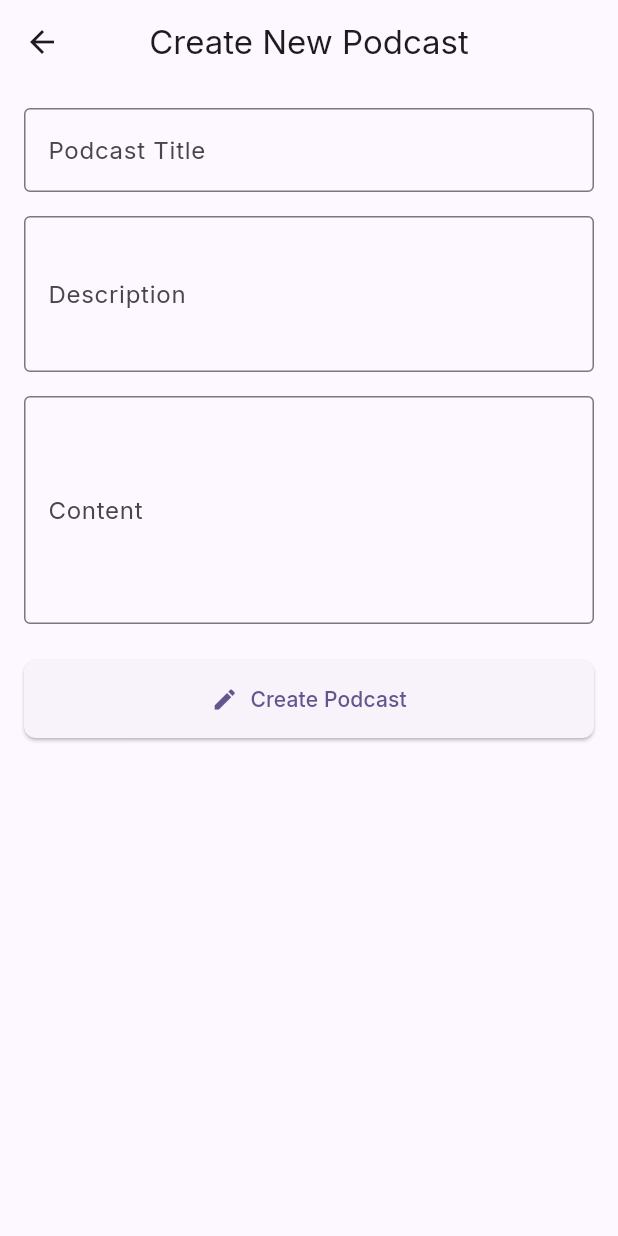
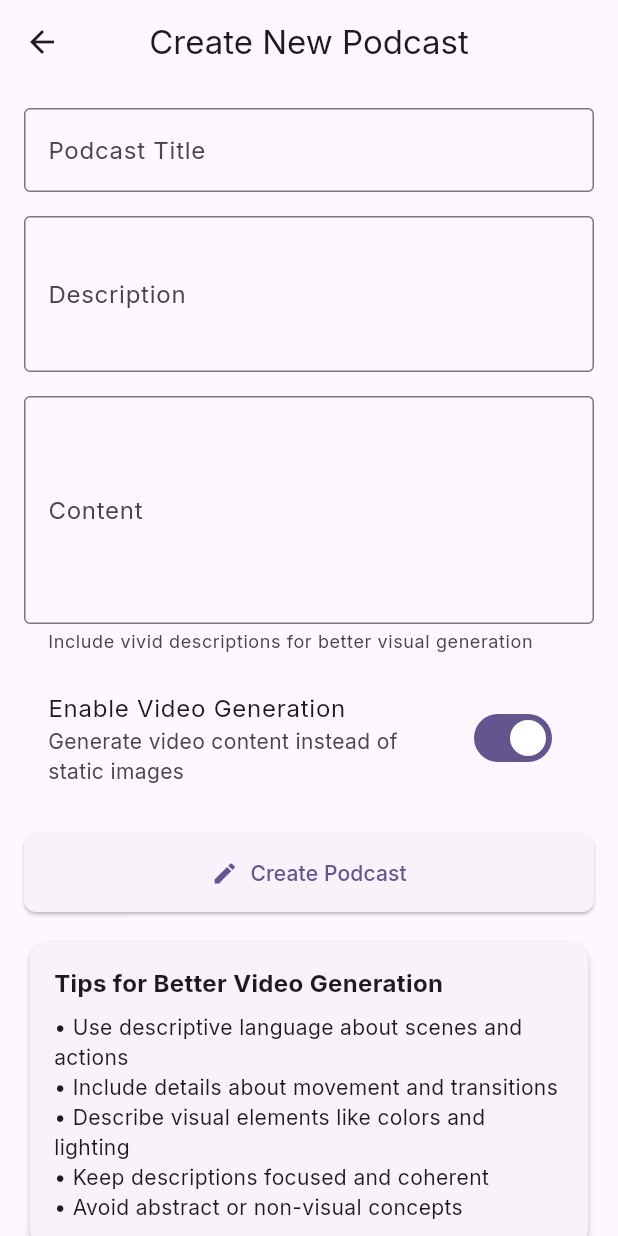
Before and after one commit to Minocrisy/yogicast, a Flutter app: the CreatePodcastScreen screen opened directly, on a phone screen of 412 x 824 dp. Run offline on Flutter 3.47's test engine with Material 3 defaults, Android fonts, the phone set to English and light mode, and no system bars; our stand-ins replace dio, equatable, google_fonts, just_audio, share_plus, shared_preferences and 1 more; accounts and stored records are empty.

Commit message:
feat: Enhance podcast creation UI
- Add video generation toggle
- Add tips for better video content
- Improve form validation
- Add helper text for visual descriptions
- Update content requirements

```diff
--- a/lib/features/podcast/screens/create_podcast_screen.dart
+++ b/lib/features/podcast/screens/create_podcast_screen.dart
@@ -17,6 +17,7 @@ class _CreatePodcastScreenState extends State<CreatePodcastScreen> {
   final _descriptionController = TextEditingController();
   final _contentController = TextEditingController();
   bool _isLoading = false;
+  bool _enableVideo = true;
 
   @override
   void dispose() {
@@ -41,6 +42,7 @@ class _CreatePodcastScreenState extends State<CreatePodcastScreen> {
             PodcastSegment(
               id: const Uuid().v4(),
               content: _contentController.text,
+              preferredFormat: _enableVideo ? MediaFormat.video : MediaFormat.image,
             ),
           ],
           createdAt: DateTime.now(),
@@ -107,7 +109,7 @@ class _CreatePodcastScreenState extends State<CreatePodcastScreen> {
                 controller: _descriptionController,
                 decoration: const InputDecoration(
                   labelText: 'Description',
-                  hintText: 'Enter a description for your podcast',
+                  hintText: 'Enter a description that will guide visual generation',
                   border: OutlineInputBorder(),
                 ),
                 maxLines: 3,
@@ -123,15 +125,32 @@ class _CreatePodcastScreenState extends State<CreatePodcastScreen> {
                 controller: _contentController,
                 decoration: const InputDecoration(
                   labelText: 'Content',
-                  hintText: 'Enter the content or topic for your podcast',
+                  hintText: 'Enter descriptive content that can be visualized',
                   border: OutlineInputBorder(),
+                  helperText: 'Include vivid descriptions for better visual generation',
                 ),
                 maxLines: 5,
                 validator: (value) {
                   if (value == null || value.isEmpty) {
                     return 'Please enter content';
                   }
+                  if (value.length < 50) {
+                    return 'Please enter at least 50 characters for better results';
+                  }
                   return null;
+                },
+              ),
+              const SizedBox(height: 16),
+              SwitchListTile(
+                title: const Text('Enable Video Generation'),
+                subtitle: const Text(
+                  'Generate video content instead of static images',
+                ),
+                value: _enableVideo,
+                onChanged: (value) {
+                  setState(() {
+                    _enableVideo = value;
+                  });
                 },
               ),
               const SizedBox(height: 24),
@@ -151,6 +170,32 @@ class _CreatePodcastScreenState extends State<CreatePodcastScreen> {
                   padding: const EdgeInsets.symmetric(vertical: 16),
                 ),
               ),
+              if (_enableVideo) ...[
+                const SizedBox(height: 16),
+                const Card(
+                  child: Padding(
+                    padding: EdgeInsets.all(16.0),
+                    child: Column(
+                      crossAxisAlignment: CrossAxisAlignment.start,
+                      children: [
+                        Text(
+                          'Tips for Better Video Generation',
+                          style: TextStyle(
+                            fontWeight: FontWeight.bold,
+                            fontSize: 16,
+                          ),
+                        ),
+                        SizedBox(height: 8),
+                        Text('• Use descriptive language about scenes and actions'),
+                        Text('• Include details about movement and transitions'),
+                        Text('• Describe visual elements like colors and lighting'),
+                        Text('• Keep descriptions focused and coherent'),
+                        Text('• Avoid abstract or non-visual concepts'),
+                      ],
+                    ),
+                  ),
+                ),
+              ],
             ],
           ),
         ),
```
